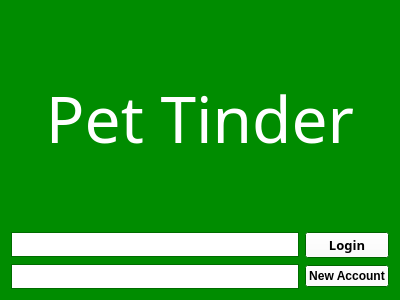
Old version of the form pet_tinder/gui/homescreen.ui in the repository CS-205-S21/team_1_4.
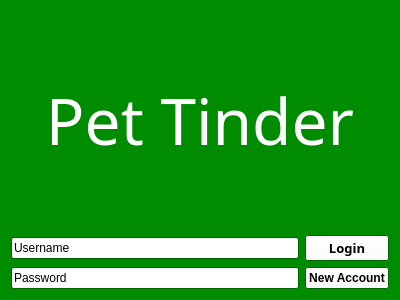
New version of the form.

Patch:
```diff
--- a/pet_tinder/gui/homescreen.ui
+++ b/pet_tinder/gui/homescreen.ui
@@ -932,72 +932,6 @@
      </item>
      <item>
       <layout class="QGridLayout" name="gridLayout">
-       <item row="0" column="0">
-        <widget class="QTextEdit" name="usernameInput">
-         <property name="maximumSize">
-          <size>
-           <width>16777215</width>
-           <height>25</height>
-          </size>
-         </property>
-         <property name="palette">
-          <palette>
-           <active>
-            <colorrole role="Text">
-             <brush brushstyle="SolidPattern">
-              <color alpha="255">
-               <red>0</red>
-               <green>0</green>
-               <blue>0</blue>
-              </color>
-             </brush>
-            </colorrole>
-           </active>
-           <inactive>
-            <colorrole role="Text">
-             <brush brushstyle="SolidPattern">
-              <color alpha="255">
-               <red>0</red>
-               <green>0</green>
-               <blue>0</blue>
-              </color>
-             </brush>
-            </colorrole>
-           </inactive>
-           <disabled>
-            <colorrole role="Text">
-             <brush brushstyle="SolidPattern">
-              <color alpha="255">
-               <red>76</red>
-               <green>221</green>
-               <blue>13</blue>
-              </color>
-             </brush>
-            </colorrole>
-           </disabled>
-          </palette>
-         </property>
-         <property name="mouseTracking">
-          <bool>false</bool>
-         </property>
-         <property name="toolTip">
-          <string>&lt;html&gt;&lt;head/&gt;&lt;body&gt;&lt;p&gt;Username&lt;/p&gt;&lt;/body&gt;&lt;/html&gt;</string>
-         </property>
-         <property name="autoFillBackground">
-          <bool>false</bool>
-         </property>
-         <property name="inputMethodHints">
-          <set>Qt::ImhNone</set>
-         </property>
-         <property name="html">
-          <string>&lt;!DOCTYPE HTML PUBLIC &quot;-//W3C//DTD HTML 4.0//EN&quot; &quot;http://www.w3.org/TR/REC-html40/strict.dtd&quot;&gt;
-&lt;html&gt;&lt;head&gt;&lt;meta name=&quot;qrichtext&quot; content=&quot;1&quot; /&gt;&lt;style type=&quot;text/css&quot;&gt;
-p, li { white-space: pre-wrap; }
-&lt;/style&gt;&lt;/head&gt;&lt;body style=&quot; font-family:'Sans Serif'; font-size:9pt; font-weight:400; font-style:normal;&quot;&gt;
-&lt;p style=&quot;-qt-paragraph-type:empty; margin-top:0px; margin-bottom:0px; margin-left:0px; margin-right:0px; -qt-block-indent:0; text-indent:0px;&quot;&gt;&lt;br /&gt;&lt;/p&gt;&lt;/body&gt;&lt;/html&gt;</string>
-         </property>
-        </widget>
-       </item>
        <item row="0" column="1">
         <widget class="QPushButton" name="loginButton">
          <property name="font">
@@ -1013,56 +947,6 @@
          </property>
         </widget>
        </item>
-       <item row="1" column="0">
-        <widget class="QTextEdit" name="passwordInput">
-         <property name="maximumSize">
-          <size>
-           <width>16777215</width>
-           <height>25</height>
-          </size>
-         </property>
-         <property name="palette">
-          <palette>
-           <active>
-            <colorrole role="Text">
-             <brush brushstyle="SolidPattern">
-              <color alpha="255">
-               <red>0</red>
-               <green>0</green>
-               <blue>0</blue>
-              </color>
-             </brush>
-            </colorrole>
-           </active>
-           <inactive>
-            <colorrole role="Text">
-             <brush brushstyle="SolidPattern">
-              <color alpha="255">
-               <red>0</red>
-               <green>0</green>
-               <blue>0</blue>
-              </color>
-             </brush>
-            </colorrole>
-           </inactive>
-           <disabled>
-            <colorrole role="Text">
-             <brush brushstyle="SolidPattern">
-              <color alpha="255">
-               <red>76</red>
-               <green>221</green>
-               <blue>13</blue>
-              </color>
-             </brush>
-            </colorrole>
-           </disabled>
-          </palette>
-         </property>
-         <property name="inputMethodHints">
-          <set>Qt::ImhNone</set>
-         </property>
-        </widget>
-       </item>
        <item row="1" column="1">
         <widget class="QPushButton" name="newAccount">
          <property name="font">
@@ -1076,6 +960,94 @@
          </property>
         </widget>
        </item>
+       <item row="0" column="0">
+        <widget class="QLineEdit" name="usernameInput">
+         <property name="palette">
+          <palette>
+           <active>
+            <colorrole role="Text">
+             <brush brushstyle="SolidPattern">
+              <color alpha="255">
+               <red>0</red>
+               <green>0</green>
+               <blue>0</blue>
+              </color>
+             </brush>
+            </colorrole>
+           </active>
+           <inactive>
+            <colorrole role="Text">
+             <brush brushstyle="SolidPattern">
+              <color alpha="255">
+               <red>0</red>
+               <green>0</green>
+               <blue>0</blue>
+              </color>
+             </brush>
+            </colorrole>
+           </inactive>
+           <disabled>
+            <colorrole role="Text">
+             <brush brushstyle="SolidPattern">
+              <color alpha="255">
+               <red>76</red>
+               <green>221</green>
+               <blue>13</blue>
+              </color>
+             </brush>
+            </colorrole>
+           </disabled>
+          </palette>
+         </property>
+         <property name="text">
+          <string>Username</string>
+         </property>
+        </widget>
+       </item>
+       <item row="1" column="0">
+        <widget class="QLineEdit" name="passwordInput">
+         <property name="palette">
+          <palette>
+           <active>
+            <colorrole role="Text">
+             <brush brushstyle="SolidPattern">
+              <color alpha="255">
+               <red>0</red>
+               <green>0</green>
+               <blue>0</blue>
+              </color>
+             </brush>
+            </colorrole>
+           </active>
+           <inactive>
+            <colorrole role="Text">
+             <brush brushstyle="SolidPattern">
+              <color alpha="255">
+               <red>0</red>
+               <green>0</green>
+               <blue>0</blue>
+              </color>
+             </brush>
+            </colorrole>
+           </inactive>
+           <disabled>
+            <colorrole role="Text">
+             <brush brushstyle="SolidPattern">
+              <color alpha="255">
+               <red>76</red>
+               <green>221</green>
+               <blue>13</blue>
+              </color>
+             </brush>
+            </colorrole>
+           </disabled>
+          </palette>
+         </property>
+         <property name="text">
+          <string>Password</string>
+         </property>
+        </widget>
+       </item>
       </layout>
      </item>
     </layout>
```
